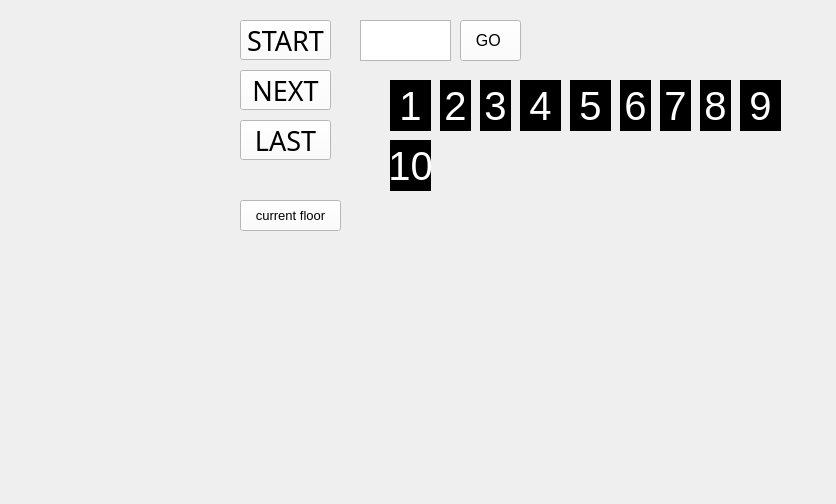
Before: the Qt Designer form mainwindow.ui in 174high/QtAnimationDemo, drawn with Qt 5.
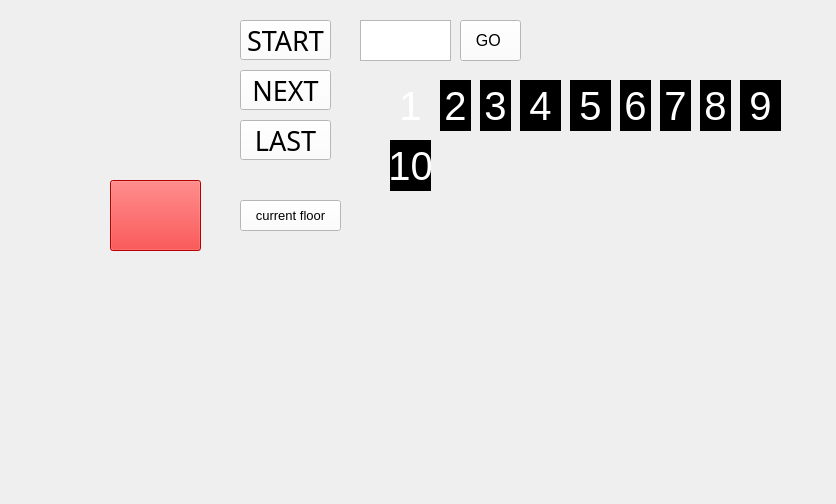
After: the same form once the commit is applied.

Commit message: current floor show changing

The edit to the form file:
```diff
--- a/mainwindow.ui
+++ b/mainwindow.ui
@@ -209,7 +209,7 @@
      </font>
     </property>
     <property name="styleSheet">
-     <string notr="true">background-color: rgb(0, 0, 0);
+     <string notr="true">background-color: transparent;
 border:none;
 color:white</string>
     </property>
@@ -408,6 +408,22 @@
      <number>300</number>
     </property>
    </widget>
+   <widget class="QPushButton" name="currentFloorButton">
+    <property name="geometry">
+     <rect>
+      <x>110</x>
+      <y>180</y>
+      <width>91</width>
+      <height>71</height>
+     </rect>
+    </property>
+    <property name="styleSheet">
+     <string notr="true">background-color: rgb(255, 0, 0);</string>
+    </property>
+    <property name="text">
+     <string/>
+    </property>
+   </widget>
   </widget>
   <widget class="QMenuBar" name="menuBar">
    <property name="geometry">
```
The commit also changes 1 other file.
